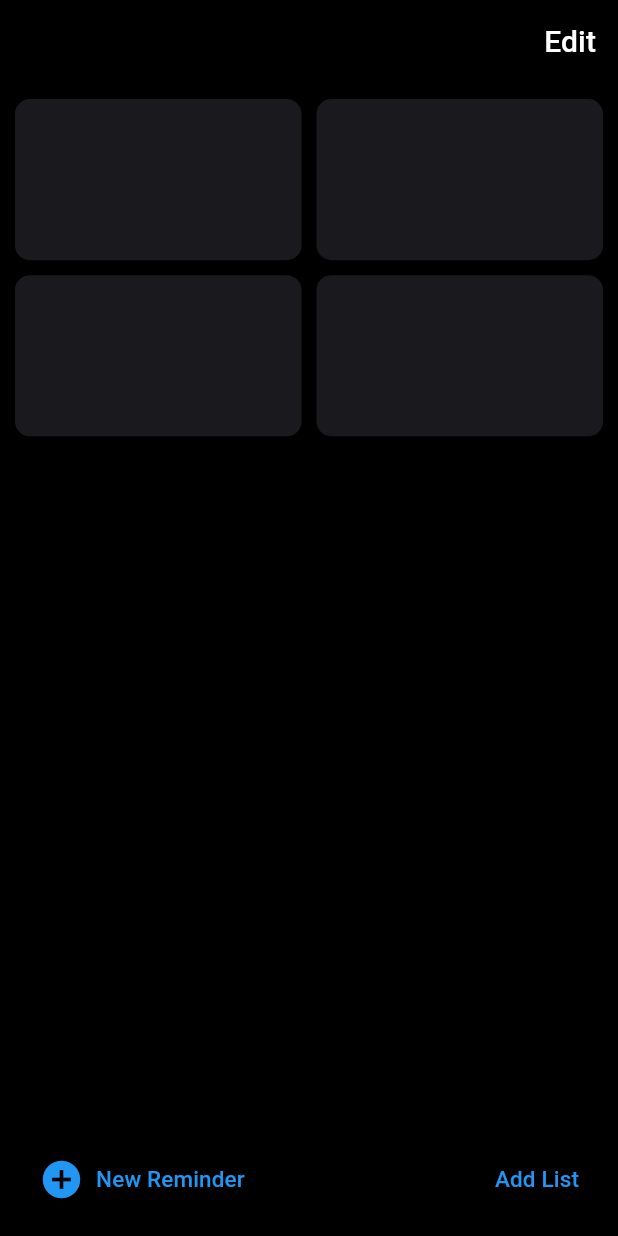
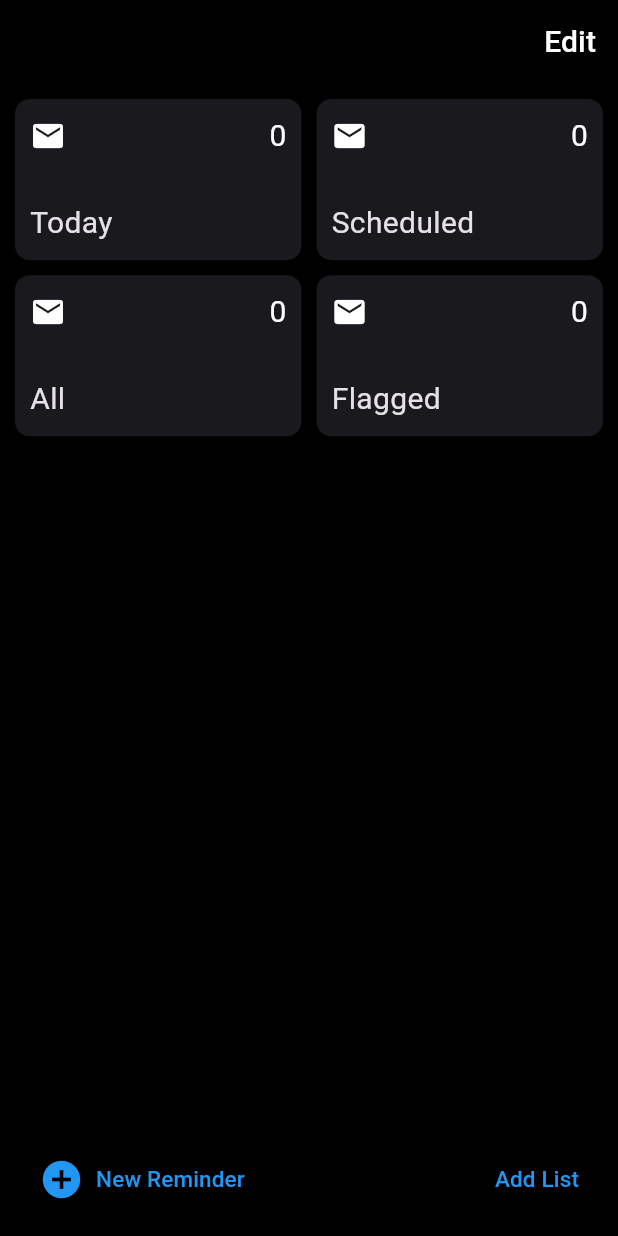
Before and after one commit to JasmineBabaYara/flutter-demo, a Flutter app: the screen it shows after launch, on a phone screen of 412 x 824 dp. Run offline on Flutter 3.47's test engine with Material 3 defaults, Android fonts, the phone set to English and light mode, and no system bars.

Commit message:
refactor HomeScreen to use dynamic category list in GridView and improve item layout

```diff
--- a/lib/screens/home_screen.dart
+++ b/lib/screens/home_screen.dart
@@ -1,7 +1,15 @@
 import 'package:flutter/material.dart';
+import 'package:flutter_application_1/models/category.dart';
 
 class HomeScreen extends StatelessWidget {
-  const HomeScreen({super.key});
+  HomeScreen({super.key});
+
+  final List<Category> categories = [
+    Category(id: 'today', name: 'Today'),
+    Category(id: 'schedule', name: 'Scheduled'),
+    Category(id: 'all', name: 'All'),
+    Category(id: 'flag', name: 'Flagged'),
+  ];
 
   @override
   Widget build(BuildContext context) {
@@ -27,32 +35,34 @@ class HomeScreen extends StatelessWidget {
                 mainAxisSpacing: 10,
                 childAspectRatio: 16 / 9,
                 padding: EdgeInsets.all(10),
-                children: [
-                  Container(
+                children: categories
+                    .map(
+                      (category) => Container(
                         decoration: BoxDecoration(
                           borderRadius: BorderRadius.circular(10),
                           color: Color(0xFF1A191D),
                         ),
+                        child: Padding(
+                          padding: const EdgeInsets.all(10.0),
+                          child: Column(
+                            mainAxisAlignment: MainAxisAlignment.spaceBetween,
+                            crossAxisAlignment: CrossAxisAlignment.start,
+                            children: [
+                              Row(
+                                mainAxisAlignment: MainAxisAlignment.spaceBetween,
+                                children: [
+                                  Icon(Icons.email, color: Colors.white),
+                                  SizedBox(width: 8),
+                                  Text('0', style: TextStyle(color: Colors.white)),
+                                ],
                               ),
-                  Container(
-                    decoration: BoxDecoration(
-                      borderRadius: BorderRadius.circular(10),
-                      color: Color(0xFF1A191D),
+                               Text(category.name)
+                            ],
                           ),
                         ),
-                  Container(
-                    decoration: BoxDecoration(
-                      borderRadius: BorderRadius.circular(10),
-                      color: Color(0xFF1A191D),
                       ),
-                  ),
-                  Container(
-                    decoration: BoxDecoration(
-                      borderRadius: BorderRadius.circular(10),
-                      color: Color(0xFF1A191D),
-                    ),
-                  ),
-                ],
+                    )
+                    .toList(),
               ),
             ),
             Container(
```
Lines whose indentation alone changed are shown as unchanged.
